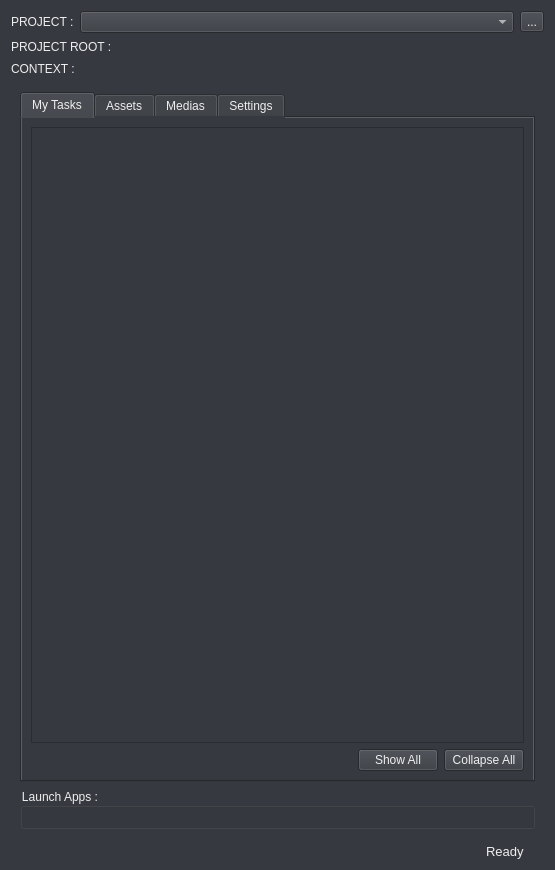
Before: the Qt Designer form ui/kitsu-connect.ui in emilemassie/kitsu-connect, drawn with Qt 5.
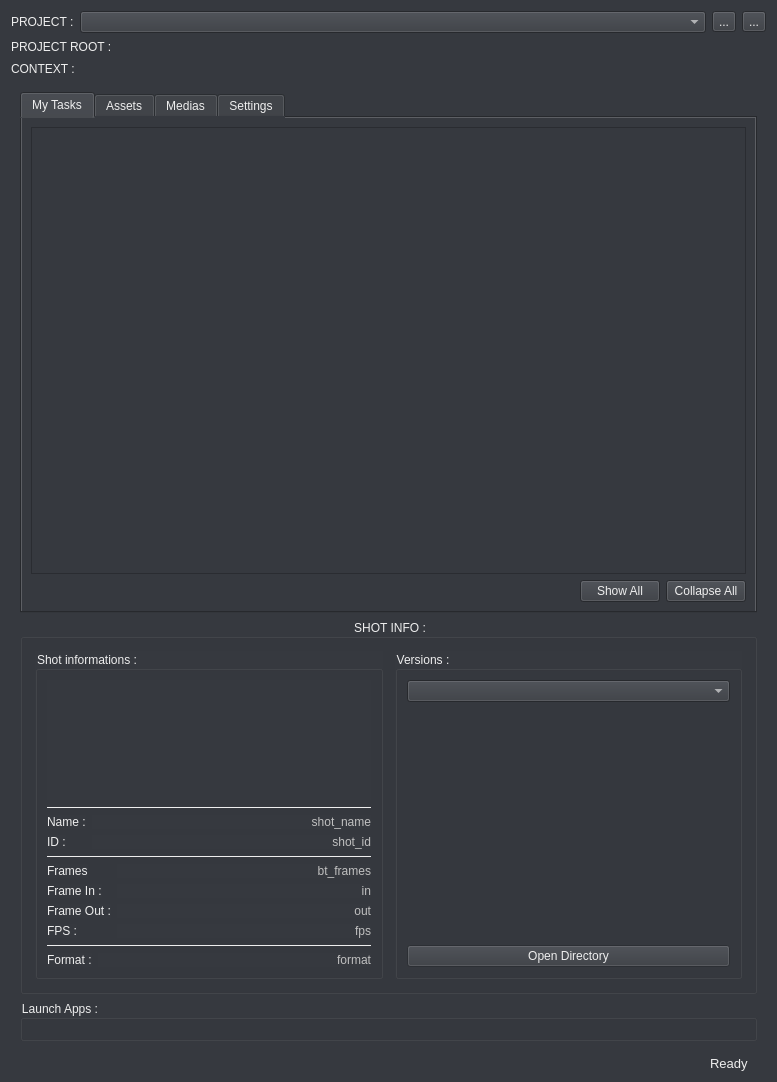
After: the same form once the commit is applied. Icons and pictures are not drawn.

Patch:
```diff
--- a/ui/kitsu-connect.ui
+++ b/ui/kitsu-connect.ui
@@ -6,8 +6,8 @@
    <rect>
     <x>0</x>
     <y>0</y>
-    <width>555</width>
-    <height>870</height>
+    <width>777</width>
+    <height>940</height>
    </rect>
   </property>
   <property name="windowTitle">
@@ -251,6 +251,13 @@
        </property>
       </widget>
      </item>
+     <item>
+      <widget class="QToolButton" name="refresh_button">
+       <property name="text">
+        <string>...</string>
+       </property>
+      </widget>
+     </item>
     </layout>
    </item>
    <item>
@@ -327,15 +334,15 @@
       <layout class="QVBoxLayout" name="verticalLayout_3">
        <item>
         <widget class="QTabWidget" name="tabWidget">
-         <property name="tabShape">
-          <enum>QTabWidget::Rounded</enum>
-         </property>
          <property name="currentIndex">
           <number>0</number>
          </property>
          <property name="elideMode">
           <enum>Qt::ElideMiddle</enum>
          </property>
+         <property name="usesScrollButtons">
+          <bool>false</bool>
+         </property>
          <widget class="QWidget" name="mytasks_tab">
           <attribute name="title">
            <string>My Tasks</string>
@@ -569,6 +576,315 @@
          </widget>
         </widget>
        </item>
+       <item>
+        <widget class="QGroupBox" name="shot_info_tab">
+         <property name="sizePolicy">
+          <sizepolicy hsizetype="Preferred" vsizetype="Fixed">
+           <horstretch>0</horstretch>
+           <verstretch>0</verstretch>
+          </sizepolicy>
+         </property>
+         <property name="maximumSize">
+          <size>
+           <width>16777215</width>
+           <height>16777215</height>
+          </size>
+         </property>
+         <property name="title">
+          <string>SHOT INFO :</string>
+         </property>
+         <property name="alignment">
+          <set>Qt::AlignCenter</set>
+         </property>
+         <property name="flat">
+          <bool>false</bool>
+         </property>
+         <layout class="QHBoxLayout" name="horizontalLayout_5">
+          <property name="spacing">
+           <number>12</number>
+          </property>
+          <property name="leftMargin">
+           <number>12</number>
+          </property>
+          <property name="topMargin">
+           <number>12</number>
+          </property>
+          <property name="rightMargin">
+           <number>12</number>
+          </property>
+          <property name="bottomMargin">
+           <number>12</number>
+          </property>
+          <item>
+           <widget class="QGroupBox" name="groupBox_4">
+            <property name="minimumSize">
+             <size>
+              <width>180</width>
+              <height>0</height>
+             </size>
+            </property>
+            <property name="title">
+             <string>Shot informations :</string>
+            </property>
+            <layout class="QVBoxLayout" name="verticalLayout_10">
+             <item>
+              <widget class="QLabel" name="shot_info_image">
+               <property name="minimumSize">
+                <size>
+                 <width>0</width>
+                 <height>120</height>
+                </size>
+               </property>
+               <property name="baseSize">
+                <size>
+                 <width>160</width>
+                 <height>90</height>
+                </size>
+               </property>
+               <property name="text">
+                <string/>
+               </property>
+               <property name="alignment">
+                <set>Qt::AlignCenter</set>
+               </property>
+              </widget>
+             </item>
+             <item>
+              <widget class="Line" name="line_4">
+               <property name="frameShadow">
+                <enum>QFrame::Plain</enum>
+               </property>
+               <property name="orientation">
+                <enum>Qt::Horizontal</enum>
+               </property>
+              </widget>
+             </item>
+             <item>
+              <layout class="QVBoxLayout" name="verticalLayout_9">
+               <item>
+                <layout class="QFormLayout" name="formLayout_4">
+                 <item row="0" column="0">
+                  <widget class="QLabel" name="label_20">
+                   <property name="text">
+                    <string>Name :</string>
+                   </property>
+                  </widget>
+                 </item>
+                 <item row="0" column="1">
+                  <widget class="QLabel" name="shot_info_name">
+                   <property name="styleSheet">
+                    <string notr="true">color: rgb(192, 192, 192);</string>
+                   </property>
+                   <property name="text">
+                    <string>shot_name</string>
+                   </property>
+                   <property name="alignment">
+                    <set>Qt::AlignRight|Qt::AlignTrailing|Qt::AlignVCenter</set>
+                   </property>
+                  </widget>
+                 </item>
+                 <item row="1" column="0">
+                  <widget class="QLabel" name="label_22">
+                   <property name="text">
+                    <string>ID :</string>
+                   </property>
+                  </widget>
+                 </item>
+                 <item row="1" column="1">
+                  <widget class="QLabel" name="shot_info_id">
+                   <property name="styleSheet">
+                    <string notr="true">color: rgb(192, 192, 192);</string>
+                   </property>
+                   <property name="text">
+                    <string>shot_id</string>
+                   </property>
+                   <property name="alignment">
+                    <set>Qt::AlignRight|Qt::AlignTrailing|Qt::AlignVCenter</set>
+                   </property>
+                  </widget>
+                 </item>
+                </layout>
+               </item>
+               <item>
+                <widget class="Line" name="line_3">
+                 <property name="frameShadow">
+                  <enum>QFrame::Plain</enum>
+                 </property>
+                 <property name="orientation">
+                  <enum>Qt::Horizontal</enum>
+                 </property>
+                </widget>
+               </item>
+               <item>
+                <layout class="QFormLayout" name="formLayout_3">
+                 <item row="0" column="0">
+                  <widget class="QLabel" name="label_17">
+                   <property name="text">
+                    <string>Frames</string>
+                   </property>
+                  </widget>
+                 </item>
+                 <item row="0" column="1">
+                  <widget class="QLabel" name="shot_info_frames">
+                   <property name="styleSheet">
+                    <string notr="true">color: rgb(192, 192, 192);</string>
+                   </property>
+                   <property name="text">
+                    <string>bt_frames</string>
+                   </property>
+                   <property name="alignment">
+                    <set>Qt::AlignRight|Qt::AlignTrailing|Qt::AlignVCenter</set>
+                   </property>
+                  </widget>
+                 </item>
+                 <item row="1" column="0">
+                  <widget class="QLabel" name="label_15">
+                   <property name="text">
+                    <string>Frame In :</string>
+                   </property>
+                  </widget>
+                 </item>
+                 <item row="1" column="1">
+                  <widget class="QLabel" name="shot_info_framein">
+                   <property name="styleSheet">
+                    <string notr="true">color: rgb(192, 192, 192);</string>
+                   </property>
+                   <property name="text">
+                    <string>in</string>
+                   </property>
+                   <property name="alignment">
+                    <set>Qt::AlignRight|Qt::AlignTrailing|Qt::AlignVCenter</set>
+                   </property>
+                  </widget>
+                 </item>
+                 <item row="2" column="0">
+                  <widget class="QLabel" name="label_16">
+                   <property name="text">
+                    <string>Frame Out :</string>
+                   </property>
+                  </widget>
+                 </item>
+                 <item row="2" column="1">
+                  <widget class="QLabel" name="shot_info_frameout">
+                   <property name="styleSheet">
+                    <string notr="true">color: rgb(192, 192, 192);</string>
+                   </property>
+                   <property name="text">
+                    <string>out</string>
+                   </property>
+                   <property name="alignment">
+                    <set>Qt::AlignRight|Qt::AlignTrailing|Qt::AlignVCenter</set>
+                   </property>
+                  </widget>
+                 </item>
+                 <item row="3" column="0">
+                  <widget class="QLabel" name="label_18">
+                   <property name="text">
+                    <string>FPS :</string>
+                   </property>
+                  </widget>
+                 </item>
+                 <item row="3" column="1">
+                  <widget class="QLabel" name="shot_info_fps">
+                   <property name="styleSheet">
+                    <string notr="true">color: rgb(192, 192, 192);</string>
+                   </property>
+                   <property name="text">
+                    <string>fps</string>
+                   </property>
+                   <property name="alignment">
+                    <set>Qt::AlignRight|Qt::AlignTrailing|Qt::AlignVCenter</set>
+                   </property>
+                  </widget>
+                 </item>
+                </layout>
+               </item>
+               <item>
+                <widget class="Line" name="line">
+                 <property name="frameShadow">
+                  <enum>QFrame::Plain</enum>
+                 </property>
+                 <property name="orientation">
+                  <enum>Qt::Horizontal</enum>
+                 </property>
+                </widget>
+               </item>
+               <item>
+                <layout class="QFormLayout" name="formLayout_6">
+                 <item row="0" column="0">
+                  <widget class="QLabel" name="label_29">
+                   <property name="text">
+                    <string>Format :</string>
+                   </property>
+                  </widget>
+                 </item>
+                 <item row="0" column="1">
+                  <widget class="QLabel" name="shot_info_format">
+                   <property name="styleSheet">
+                    <string notr="true">color: rgb(192, 192, 192);</string>
+                   </property>
+                   <property name="text">
+                    <string>format</string>
+                   </property>
+                   <property name="alignment">
+                    <set>Qt::AlignRight|Qt::AlignTrailing|Qt::AlignVCenter</set>
+                   </property>
+                  </widget>
+                 </item>
+                </layout>
+               </item>
+              </layout>
+             </item>
+            </layout>
+           </widget>
+          </item>
+          <item>
+           <widget class="QGroupBox" name="action_box">
+            <property name="minimumSize">
+             <size>
+              <width>200</width>
+              <height>0</height>
+             </size>
+            </property>
+            <property name="title">
+             <string>Versions :</string>
+            </property>
+            <layout class="QVBoxLayout" name="_2">
+             <item>
+              <widget class="QComboBox" name="version_list"/>
+             </item>
+             <item>
+              <spacer name="verticalSpacer">
+               <property name="orientation">
+                <enum>Qt::Vertical</enum>
+               </property>
+               <property name="sizeHint" stdset="0">
+                <size>
+                 <width>20</width>
+                 <height>40</height>
+                </size>
+               </property>
+              </spacer>
+             </item>
+             <item>
+              <layout class="QVBoxLayout" name="action_box_layout"/>
+             </item>
+             <item>
+              <widget class="QPushButton" name="open_dir_button">
+               <property name="enabled">
+                <bool>false</bool>
+               </property>
+               <property name="text">
+                <string>Open Directory</string>
+               </property>
+              </widget>
+             </item>
+            </layout>
+           </widget>
+          </item>
+         </layout>
+        </widget>
+       </item>
        <item>
         <widget class="QGroupBox" name="apps_tab">
          <property name="sizePolicy">
@@ -632,7 +948,7 @@
    <item>
     <layout class="QHBoxLayout" name="horizontalLayout">
      <property name="spacing">
-      <number>-1</number>
+      <number>4</number>
      </property>
      <item alignment="Qt::AlignRight">
       <widget class="QLabel" name="status">
```
Left out of the diff: 4 changed lines with no effect on the pictures.
